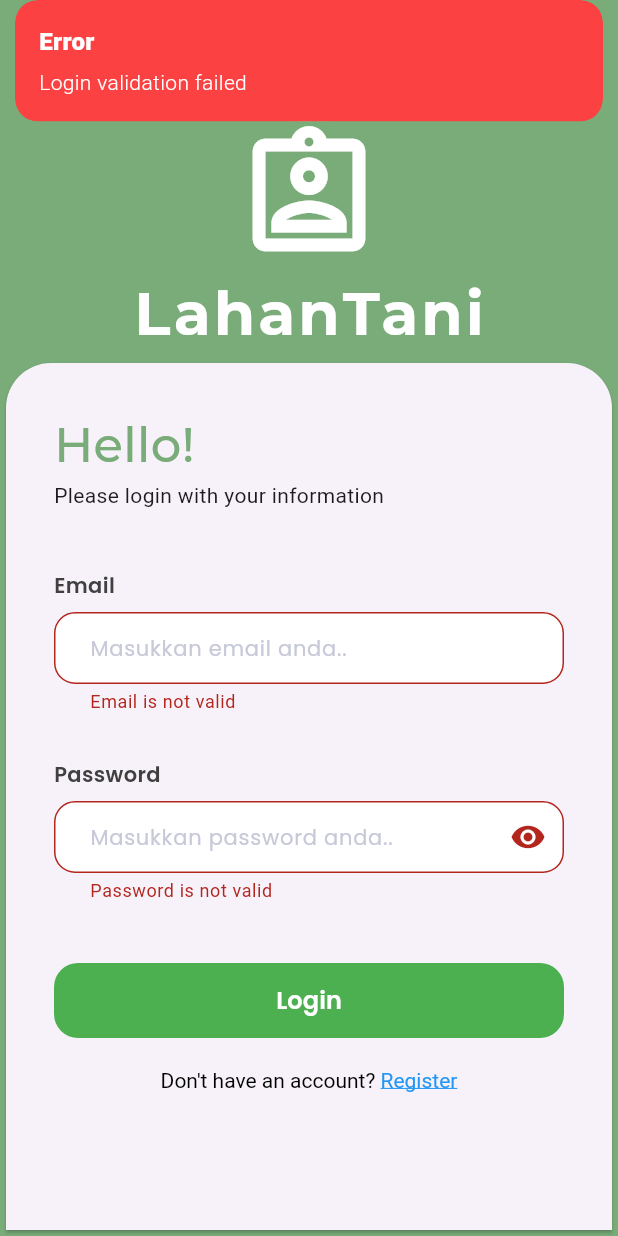
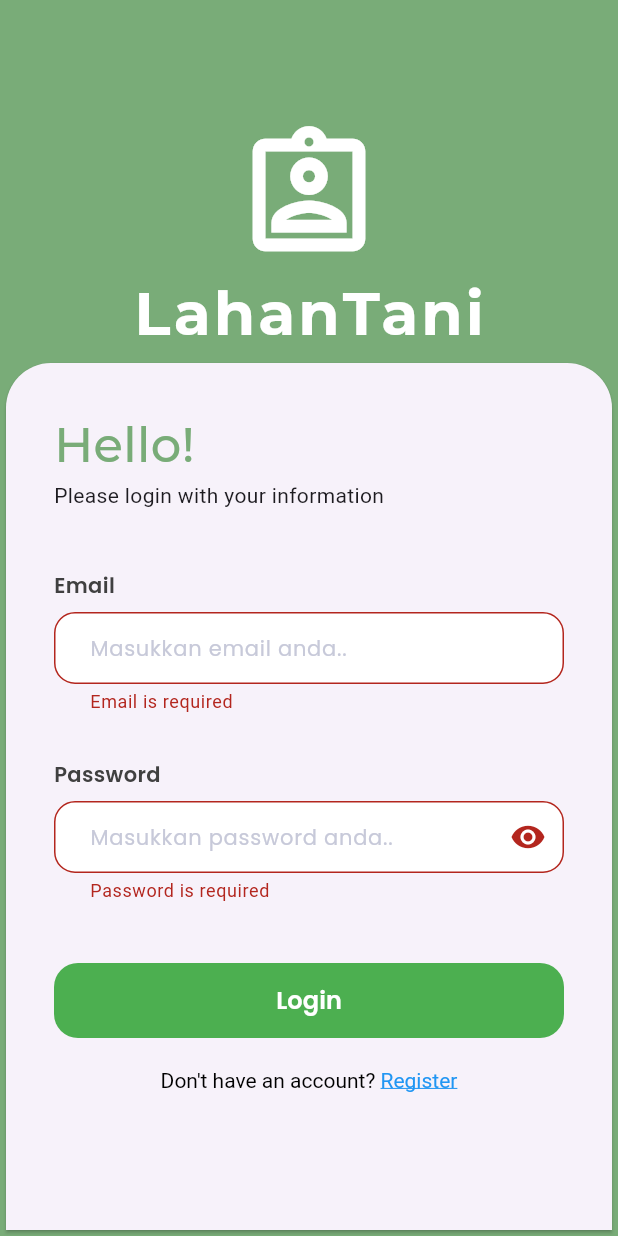
Before and after one commit to sekte-ani/lahantani, a Flutter app: the LoginPage screen opened directly, after a tap on "Login", on a phone screen of 412 x 824 dp. Run offline on Flutter 3.47's test engine with Material 3 defaults, Android fonts, the phone set to English and light mode, and no system bars; our stand-ins replace dio, get, get_storage, google_fonts; accounts and stored records are empty.

Commit message:
fix login

```diff
--- a/lib/controller/bindings/dashboard_binding.dart
+++ b/lib/controller/bindings/dashboard_binding.dart
@@ -2,7 +2,9 @@ import 'package:lahantani/controller/dashboard_controller.dart';
 import 'package:lahantani/controller/login_controller.dart';
 
 import 'package:get/get.dart';
+import 'package:lahantani/controller/profile_controller.dart';
 import 'package:lahantani/controller/register_controller.dart';
+import 'package:lahantani/controller/splash_controller.dart';
 
 class DashboardBinding extends Bindings {
   @override
@@ -10,6 +12,7 @@ class DashboardBinding extends Bindings {
     Get.lazyPut<LoginController>(() => LoginController());
     Get.lazyPut<RegisterController>(() => RegisterController());
     Get.lazyPut<DashboardController>(() => DashboardController());
-
+    Get.lazyPut<SplashController>(() => SplashController());
+    Get.lazyPut<ProfileController>(() => ProfileController());
   }
 }
--- a/lib/controller/login_controller.dart
+++ b/lib/controller/login_controller.dart
@@ -1,29 +1,40 @@
+import 'package:get_storage/get_storage.dart';
+import 'package:lahantani/services/auth_service.dart';
 import 'package:lahantani/theme.dart';
 import 'package:lahantani/ui/pages/dashboard_page.dart';
-import 'package:lahantani/ui/pages/home_page.dart';
 import 'package:flutter/material.dart';
 import 'package:get/get.dart';
 
 class LoginController extends GetxController {
-  final formKey = GlobalKey<FormState>();
+  final box = GetStorage();
+  GlobalKey<FormState> formKey = GlobalKey<FormState>();
+  // final getStorage = GetStorage();
 
-  validateEmail(String? email) {
-    if (!GetUtils.isEmail(email ?? '')) {
-      return 'Email is not valid';
+  String? email;
+  String? password;
+
+  doLogin() async {
+    Get.focusScope!.unfocus();
+    bool isValid = formKey.currentState!.validate();
+    if (!isValid) {
+      return;
     }
-    return null;
-  }
 
-  validatePassword(String? password) {
-    if (!GetUtils.isLengthGreaterOrEqual(password, 3)) {
-      return 'Password is not valid';
-    }
-    return null;
-  }
+    bool isSuccess = await AuthService().login(
+      email: email!,
+      password: password!,
+    );
 
-  Future onLogin() async {
-    Get.focusScope!.unfocus();
-    if (formKey.currentState!.validate()) {
+    if (!isSuccess) {
+      Get.snackbar(
+        'Error',
+        'Login validation failed',
+        snackPosition: SnackPosition.TOP,
+        colorText: whiteColor,
+        backgroundColor: redColor,
+      );
+      return;
+    } else {
       Get.snackbar(
         'Success',
         'Login Successful',
@@ -33,14 +44,25 @@ class LoginController extends GetxController {
       );
 
       Get.offAll(() => DashboardPage());
-      return;
     }
-    Get.snackbar(
-      'Error',
-      'Login validation failed',
-      snackPosition: SnackPosition.TOP,
-      colorText: whiteColor,
-      backgroundColor: redColor,
-    );
+  }
+
+//
+  String? validateEmail(String? email) {
+    if (email == null || email.isEmpty) {
+      return 'Email is required';
+    } else if (!GetUtils.isEmail(email)) {
+      return 'Invalid email format';
+    }
+    return null;
+  }
+
+  String? validatePassword(String? password) {
+    if (password == null || password.isEmpty) {
+      return 'Password is required';
+    } else if (!GetUtils.isLengthGreaterOrEqual(password, 3)) {
+      return 'Password must be at least 3 characters long';
+    }
+    return null;
   }
 }
--- a/lib/controller/profile_controller.dart
+++ b/lib/controller/profile_controller.dart
@@ -3,9 +3,9 @@ import 'package:get_storage/get_storage.dart';
 import 'package:lahantani/ui/pages/login_page.dart';
 
 class ProfileController extends GetxController {
-  final getStorage = GetStorage();
+  final box = GetStorage();
   onLogout() {
-    getStorage.erase();
+    box.erase();
     Get.offAll(LoginPage());
   }
 }
--- a/lib/controller/splash_controller.dart
+++ b/lib/controller/splash_controller.dart
@@ -4,7 +4,7 @@ import 'package:lahantani/ui/pages/dashboard_page.dart';
 import 'package:lahantani/ui/pages/login_page.dart';
 
 class SplashController extends GetxController {
-  final getStorage = GetStorage();
+  final box = GetStorage();
 
   @override
   void onInit() {
@@ -15,12 +15,12 @@ class SplashController extends GetxController {
   void onReady() {
     super.onReady();
 
-    String? savedToken = getStorage.read("token");
+    String? savedToken = box.read("token");
     print("Saved token from GetStorage: $savedToken");
 
     if (savedToken != null) {
       Future.delayed(
-        const Duration(milliseconds: 2000),
+        const Duration(seconds: 5),
         () {
           Get.offAll(DashboardPage());
         },
--- a/lib/services/auth_service.dart
+++ b/lib/services/auth_service.dart
@@ -2,10 +2,9 @@ import 'package:dio/dio.dart';
 import 'package:get_storage/get_storage.dart';
 
 class AuthService {
-  final getStorage = GetStorage();
+  final box = GetStorage();
   static String? token;
-
-  Future<bool> login({
+  login({
     required String email,
     required String password,
   }) async {
@@ -18,28 +17,15 @@ class AuthService {
           },
         ),
         data: {
-          "email": email, //   kozey.craig@example.org
+          "email": email, //     kozey.craig@example.org
           "password": password,
         },
       );
-
       token = response.data;
-      print("Received token: $token");
-      getStorage.write("token", token);
-      print(
-          "Token saved in GetStorage: ${getStorage.read("token")}"); // Add this line
-      if (token != null) {
-        return true;
-      } else {
-        return false;
-      }
-    } on DioException catch (e) {
-      // Handle Dio errors
-      print("Dio error: $e");
-      return false;
-    } catch (e) {
-      // Handle other exceptions
-      print("Unexpected error: $e");
+      box.write("token", token);
+      print("Token saved in GetStorage: ${box.read("token")}");
+      return true;
+    } on Exception catch (_) {
       return false;
     }
   }
--- a/lib/ui/pages/login_page.dart
+++ b/lib/ui/pages/login_page.dart
@@ -9,7 +9,7 @@ import 'package:lahantani/theme.dart';
 import 'package:flutter/services.dart';
 
 class LoginPage extends GetView<LoginController> {
-  final LoginController controller = Get.find<LoginController>();
+  final LoginController controller = Get.put(LoginController());
 
   // TextEditingController properties
   TextEditingController emailController = TextEditingController();
@@ -102,23 +102,27 @@ class LoginPage extends GetView<LoginController> {
           InputField(
             title: "Email",
             hintText: "Masukkan email anda..",
-            controller: emailController,
+            onChange: (value) {
+              controller.email = value;
+            },
             validator: (email) => controller.validateEmail(email),
           ),
           const SizedBox(height: 30),
           InputFieldPassword(
             title: "Password",
             hintText: "Masukkan password anda..",
-            controller: passwordController,
+            onChange: (value) {
+              controller.password = value;
+            },
             validator: (password) => controller.validatePassword(password),
           ),
           const SizedBox(height: 40),
           PrimaryButton(
             title: "Login",
             onPressed: () {
-              debugPrint("Email : ${emailController.text}");
-              debugPrint("Password : ${passwordController.text}");
-              controller.onLogin();
+              debugPrint("Email : ${controller.email}");
+              debugPrint("Password : ${controller.password}");
+              controller.doLogin();
             },
           ),
           const SizedBox(height: 20),
--- a/lib/ui/pages/profile/profile_page.dart
+++ b/lib/ui/pages/profile/profile_page.dart
@@ -1,7 +1,10 @@
 import 'package:flutter/material.dart';
+import 'package:get/get.dart';
+import 'package:lahantani/controller/profile_controller.dart';
 import 'package:lahantani/theme.dart';
 
-class ProfilePage extends StatelessWidget {
+class ProfilePage extends GetView<ProfileController> {
+  ProfileController controller = Get.put(ProfileController());
   @override
   Widget build(BuildContext context) {
     return Scaffold(
@@ -92,6 +95,7 @@ class ProfilePage extends StatelessWidget {
                     onPressed: () {
                       // Function to handle logout
                       // Add the desired functionality here
+                      controller.onLogout();
                     },
                   ),
                 ],
```
Also changed, not shown: lib/main.dart (+5 -3 lines), lib/ui/pages/splash_page.dart (+6 -5 lines), lib/services/modul_service.dart (added), lib/services/profile_service.dart (added).
